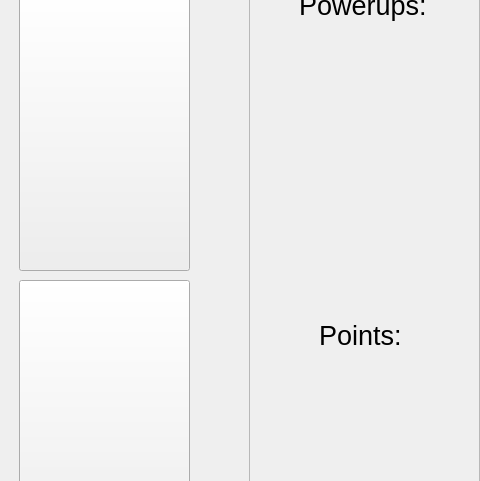
The window that dialog.ui (andresuriza/Proyecto_I_-_Juego_de_Memoria) describes before a commit, drawn with Qt 5; both pictures show x 701 to 1181 and y 310 to 791 of the 1181 by 906 pixel window.
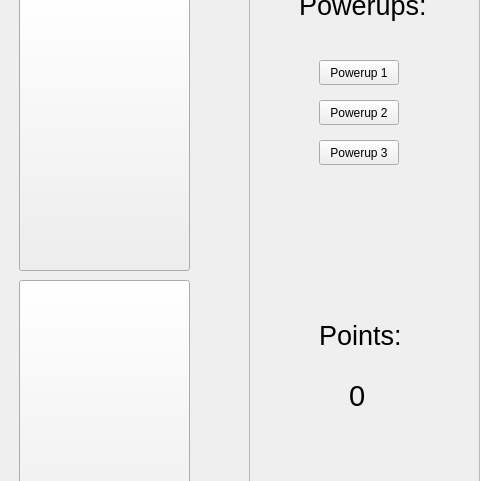
The same window after the commit. Icons and pictures are not drawn.

```diff
--- a/dialog.ui
+++ b/dialog.ui
@@ -451,6 +451,63 @@
      <string>0</string>
     </property>
    </widget>
+   <widget class="QLabel" name="pointsVal">
+    <property name="geometry">
+     <rect>
+      <x>100</x>
+      <y>690</y>
+      <width>41</width>
+      <height>51</height>
+     </rect>
+    </property>
+    <property name="font">
+     <font>
+      <pointsize>22</pointsize>
+     </font>
+    </property>
+    <property name="text">
+     <string>0</string>
+    </property>
+   </widget>
+   <widget class="QPushButton" name="pushButton_13">
+    <property name="geometry">
+     <rect>
+      <x>70</x>
+      <y>380</y>
+      <width>80</width>
+      <height>25</height>
+     </rect>
+    </property>
+    <property name="text">
+     <string>Powerup 1</string>
+    </property>
+   </widget>
+   <widget class="QPushButton" name="pushButton_14">
+    <property name="geometry">
+     <rect>
+      <x>70</x>
+      <y>420</y>
+      <width>80</width>
+      <height>25</height>
+     </rect>
+    </property>
+    <property name="text">
+     <string>Powerup 2</string>
+    </property>
+   </widget>
+   <widget class="QPushButton" name="pushButton_15">
+    <property name="geometry">
+     <rect>
+      <x>70</x>
+      <y>460</y>
+      <width>80</width>
+      <height>25</height>
+     </rect>
+    </property>
+    <property name="text">
+     <string>Powerup 3</string>
+    </property>
+   </widget>
   </widget>
  </widget>
  <resources/>
```
